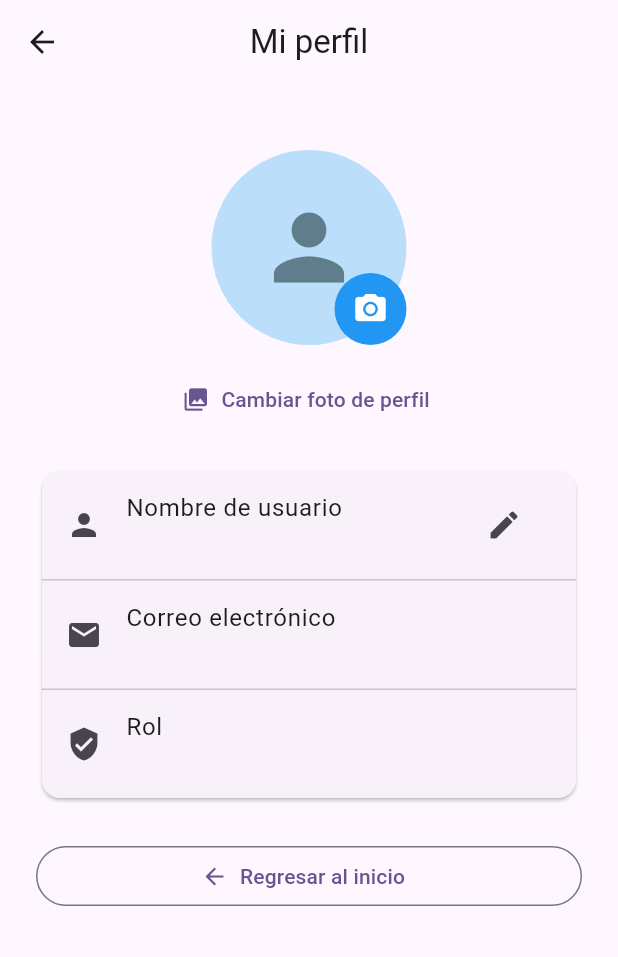
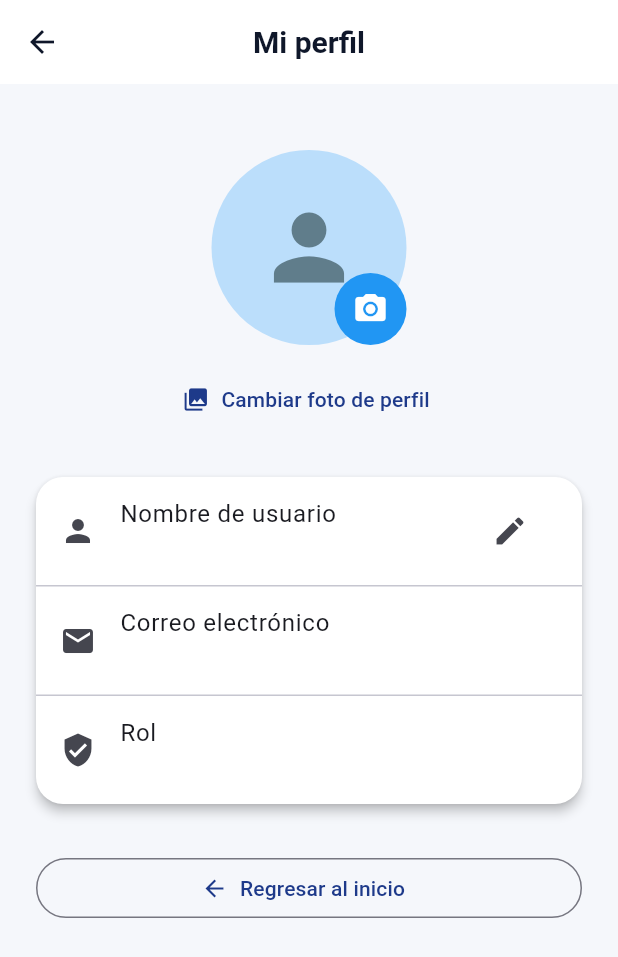
Before and after one commit to Mikee0102/proyecto-taxgo-movil, a Flutter app: the screen it shows once a user with an empty profile is signed in, after a tap on "Mi perfil", on a phone screen of 412 x 824 dp. Shown: the top 957 px of the screen. Run offline on Flutter 3.47's test engine with Material 3 defaults, Android fonts, the phone set to English and light mode, and no system bars; our stand-ins replace cloud_firestore, firebase_auth, firebase_core, firebase_storage, flutter_map, geolocator and 3 more; accounts and stored records are empty.

Commit message:
feat: agrego estilos iniciales

```diff
--- a/lib/main.dart
+++ b/lib/main.dart
@@ -20,8 +20,89 @@ class TlaxGoApp extends StatelessWidget {
       title: 'Tlax.Go',
       debugShowCheckedModeBanner: false,
       theme: ThemeData(
-        colorScheme: ColorScheme.fromSeed(seedColor: Colors.deepPurple),
         useMaterial3: true,
+        brightness: Brightness.light,
+        scaffoldBackgroundColor: const Color(0xFFF5F7FB),
+        colorScheme: ColorScheme.fromSeed(
+          seedColor: const Color(0xFF1E3A8A),
+          primary: const Color(0xFF1E3A8A),
+          onPrimary: Colors.white,
+          secondary: const Color(0xFF10B981),
+          tertiary: const Color(0xFF0EA5E9),
+          surface: Colors.white,
+          error: const Color(0xFFEF4444),
+        ),
+        appBarTheme: const AppBarTheme(
+          backgroundColor: Colors.white,
+          foregroundColor: Color(0xFF0F172A),
+          elevation: 0,
+          centerTitle: true,
+          titleTextStyle: TextStyle(
+            color: Color(0xFF0F172A),
+            fontSize: 20,
+            fontWeight: FontWeight.w700,
+          ),
+        ),
+        cardTheme: CardThemeData(
+          elevation: 3,
+          color: Colors.white,
+          shape: RoundedRectangleBorder(
+            borderRadius: BorderRadius.circular(18),
+          ),
+          margin: const EdgeInsets.symmetric(horizontal: 0, vertical: 8),
+        ),
+        elevatedButtonTheme: ElevatedButtonThemeData(
+          style: ElevatedButton.styleFrom(
+            elevation: 0,
+            backgroundColor: const Color(0xFF1E3A8A),
+            foregroundColor: Colors.white,
+            minimumSize: const Size(double.infinity, 52),
+            shape: RoundedRectangleBorder(
+              borderRadius: BorderRadius.circular(16),
+            ),
+            textStyle: const TextStyle(
+              fontSize: 16,
+              fontWeight: FontWeight.w700,
+            ),
+          ),
+        ),
+        inputDecorationTheme: InputDecorationTheme(
+          filled: true,
+          fillColor: Colors.white,
+          contentPadding: const EdgeInsets.symmetric(horizontal: 16, vertical: 16),
+          border: OutlineInputBorder(
+            borderRadius: BorderRadius.circular(14),
+            borderSide: const BorderSide(color: Color(0xFFD9E2EC)),
+          ),
+          enabledBorder: OutlineInputBorder(
+            borderRadius: BorderRadius.circular(14),
+            borderSide: const BorderSide(color: Color(0xFFD9E2EC)),
+          ),
+          focusedBorder: OutlineInputBorder(
+            borderRadius: BorderRadius.circular(14),
+            borderSide: const BorderSide(color: Color(0xFF1E3A8A), width: 1.6),
+          ),
+          errorBorder: OutlineInputBorder(
+            borderRadius: BorderRadius.circular(14),
+            borderSide: const BorderSide(color: Color(0xFFEF4444), width: 1.2),
+          ),
+          labelStyle: const TextStyle(color: Color(0xFF475569)),
+          hintStyle: const TextStyle(color: Color(0xFF94A3B8)),
+        ),
+        textTheme: ThemeData.light().textTheme.copyWith(
+          headlineSmall: const TextStyle(
+            color: Color(0xFF0F172A),
+            fontWeight: FontWeight.w800,
+          ),
+          titleMedium: const TextStyle(
+            color: Color(0xFF1E293B),
+            fontWeight: FontWeight.w600,
+          ),
+          bodyMedium: const TextStyle(
+            color: Color(0xFF334155),
+            height: 1.5,
+          ),
+        ),
       ),
       home: const AuthWrapper(),
     );
```
Also changed, not shown: lib/utils/auth_guard.dart (added, +65 -0 lines).
